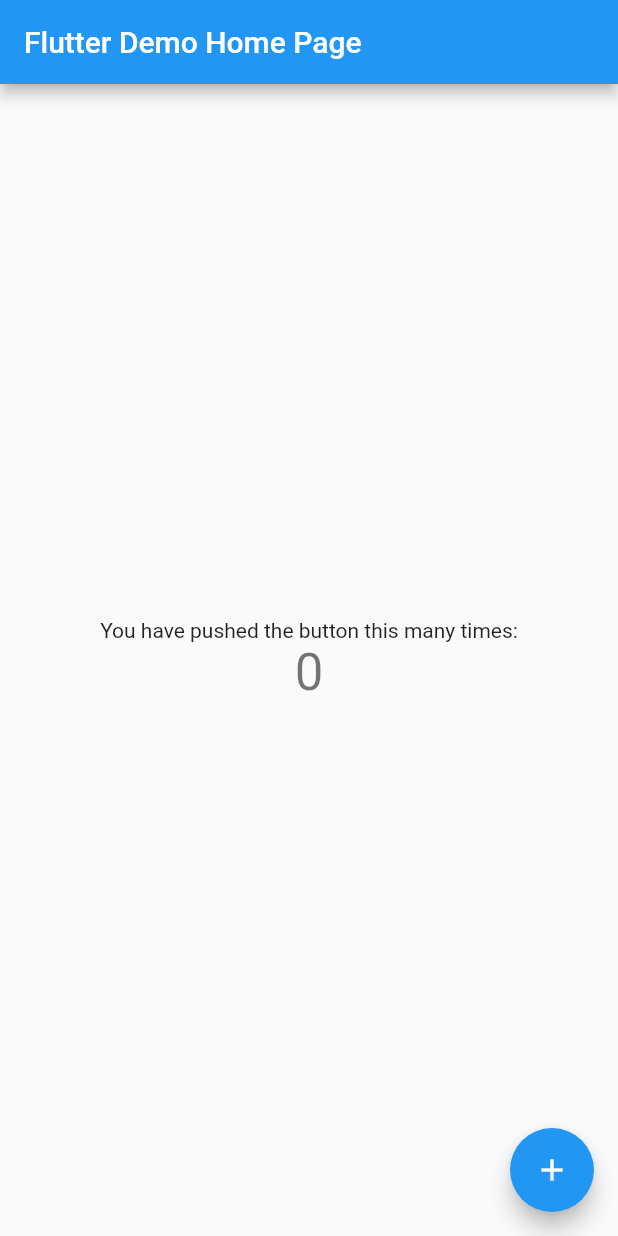
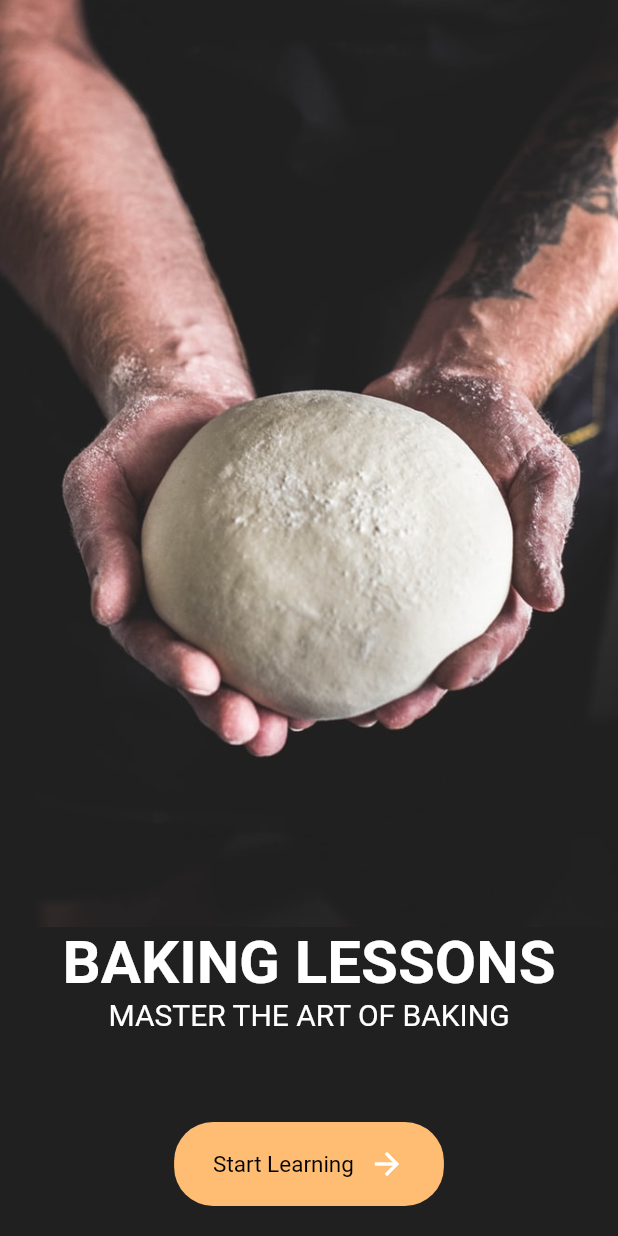
Before and after one commit to CodePhilanthropist/app-auth, a Flutter app: the screen it shows after launch, on a phone screen of 412 x 824 dp. Run offline on Flutter 3.47's test engine with Material 2 defaults, Android fonts, the phone set to English and light mode, and no system bars.

Commit message:
Add a cover page for the app

```diff
--- a/lib/main.dart
+++ b/lib/main.dart
@@ -1,3 +1,4 @@
+import 'package:app_auth/utils/constants.dart';
 import 'package:flutter/material.dart';
 
 void main() {
@@ -12,56 +13,90 @@ class MyApp extends StatelessWidget {
     return MaterialApp(
       title: 'Auth Screen 1',
       theme: ThemeData(
-        primarySwatch: Colors.blue,
+        brightness: Brightness.dark,
+        primaryColor: kPrimaryColor,
+        scaffoldBackgroundColor: kBackgroundColor,
+        textTheme: const TextTheme(
+          headlineMedium: TextStyle(
+            color: Colors.white,
           ),
-      home: const MyHomePage(title: 'Flutter Demo Home Page'),
+          labelMedium: TextStyle(color: kPrimaryColor),
+        ),
+      ),
+      home: WelcomeScreen(),
     );
   }
 }
 
-class MyHomePage extends StatefulWidget {
-  const MyHomePage({super.key, required this.title});
-
-  final String title;
-
-  @override
-  State<MyHomePage> createState() => _MyHomePageState();
-}
-
-class _MyHomePageState extends State<MyHomePage> {
-  int _counter = 0;
-
-  void _incrementCounter() {
-    setState(() {
-      _counter++;
-    });
-  }
+class WelcomeScreen extends StatelessWidget {
+  const WelcomeScreen({super.key});
 
   @override
   Widget build(BuildContext context) {
     return Scaffold(
-      appBar: AppBar(
-        title: Text(widget.title),
+        body: Column(
+      children: [
+        Expanded(
+          flex: 3,
+          child: Container(
+            decoration: const BoxDecoration(
+              image: DecorationImage(
+                image: AssetImage('assets/person.jpeg'),
+                fit: BoxFit.cover,
               ),
-      body: Center(
+            ),
+          ),
+        ),
+        Expanded(
           child: Column(
-          mainAxisAlignment: MainAxisAlignment.center,
-          children: <Widget>[
-            const Text(
-              'You have pushed the button this many times:',
+            mainAxisAlignment: MainAxisAlignment.spaceBetween,
+            children: [
+              Column(
+                children: [
+                  Text(
+                    "Baking Lessons".toUpperCase(),
+                    style: const TextStyle(
+                      fontSize: 40,
+                      fontWeight: FontWeight.bold,
+                    ),
                   ),
                   Text(
-              '$_counter',
-              style: Theme.of(context).textTheme.headlineMedium,
+                    "Master the art of baking".toUpperCase(),
+                    style: const TextStyle(
+                      fontSize: 20,
+                    ),
                   ),
                 ],
               ),
+              FittedBox(
+                child: Container(
+                  margin: EdgeInsets.only(bottom: 20),
+                  padding: EdgeInsets.symmetric(horizontal: 26, vertical: 16),
+                  decoration: BoxDecoration(
+                    borderRadius: BorderRadius.circular(26),
+                    color: kPrimaryColor,
                   ),
-      floatingActionButton: FloatingActionButton(
-        onPressed: _incrementCounter,
-        tooltip: 'Increment',
-        child: const Icon(Icons.add),
+                  child: Row(
+                    children: [
+                      Text(
+                        "Start Learning",
+                        style: TextStyle(
+                          fontSize: 15,
+                          color: Colors.black,
                         ),
-    );
+                      ),
+                      SizedBox(
+                        width: 10,
+                      ),
+                      Icon(Icons.arrow_forward),
+                    ],
+                  ),
+                ),
+              )
+            ],
+          ),
+        )
+      ],
+    ));
   }
 }
```
Also changed, not shown: assets/person.jpeg (renamed from assets/perosn.jpeg). Lines whose indentation alone changed are shown as unchanged.
